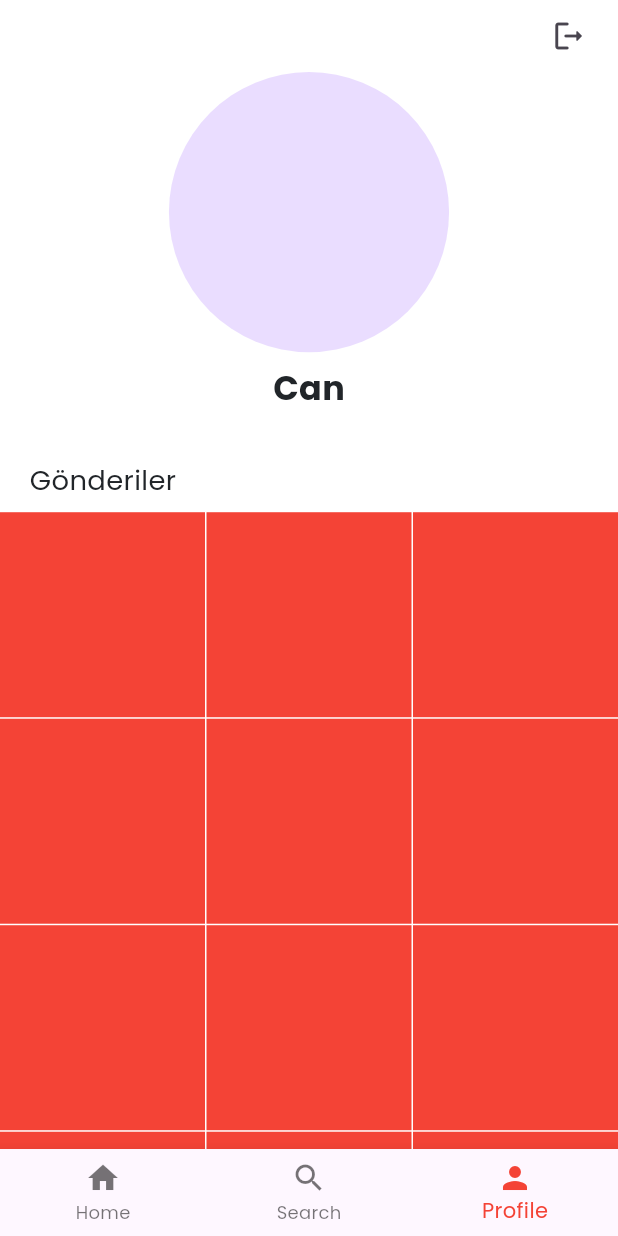
After one commit to canvosk/basic-social-media-app, a Flutter app: the ManagementPage screen opened by its route, item 3 of the bottom bar chosen, on a phone screen of 412 x 824 dp. The commit adds this screen. Run offline on Flutter 3.47's test engine with Material 3 defaults, Android fonts, the phone set to English and light mode, and no system bars; our stand-ins replace bloc, cloud_firestore, email_validator, equatable, firebase_auth, firebase_core and 7 more; accounts and stored records are empty; generated files the repository leaves out were written again.

Commit message:
profile page design complated

```diff
--- a/lib/config/theme/text_styles.dart
+++ b/lib/config/theme/text_styles.dart
@@ -4,6 +4,12 @@ import 'package:flutter_screenutil/flutter_screenutil.dart';
 
 TextStyle headingText(Color color) => TextStyle(
   fontSize: 32.sp,
+  color: color,
+  fontWeight: FontWeight.bold,
+);
+
+TextStyle nameText(Color color) => TextStyle(
+  fontSize: 22.sp,
   color: color,
   fontWeight: FontWeight.bold,
 );
--- a/lib/features/basic_social_media_bloc/presentation/pages/management_page/management_page.dart
+++ b/lib/features/basic_social_media_bloc/presentation/pages/management_page/management_page.dart
@@ -21,12 +21,7 @@ class ManagementPage extends StatelessWidget {
       child: Scaffold(
         body: SafeArea(
           child: BlocBuilder<ManagementPageBloc, ManagementPageState>(
-            key: UniqueKey(),
-            buildWhen: (previousState, currentState) {
-              debugPrint("Previous: $previousState");
-              debugPrint("Current: $currentState");
-              return currentState is CurrentPageChanged;
-            },
+
             builder: (context, state) {
               debugPrint(state.toString());
               if (state is CurrentPageChanged) {
--- /dev/null
+++ b/lib/features/basic_social_media_bloc/presentation/pages/profile_page/profile_page.dart
@@ -0,0 +1,71 @@
+import 'package:basic_social_media_app/config/theme/colors.dart';
+import 'package:basic_social_media_app/config/theme/text_styles.dart';
+import 'package:flutter/material.dart';
+import 'package:flutter_screenutil/flutter_screenutil.dart';
+
+class ProfilePage extends StatelessWidget {
+  const ProfilePage({super.key});
+
+  @override
+  Widget build(BuildContext context) {
+    return SingleChildScrollView(
+      child: SizedBox(
+        width: MediaQuery.of(context).size.width,
+        height: MediaQuery.of(context).size.height,
+        child: Column(
+          crossAxisAlignment: CrossAxisAlignment.center,
+          children: [
+            Column(
+              children: [
+                CircleAvatar(
+                  radius: 85.w,
+                ),
+                SizedBox(
+                  height: 8.h,
+                ),
+                Text(
+                  "Can",
+                  style: nameText(golbat140),
+                ),
+              ],
+            ),
+            SizedBox(
+              height: 24.h,
+            ),
+            Expanded(
+              child: Column(
+                crossAxisAlignment: CrossAxisAlignment.start,
+                children: [
+                  Padding(
+                    padding:
+                        EdgeInsets.symmetric(horizontal: 18.w, vertical: 8.h),
+                    child: Text(
+                      "Gönderiler",
+                      style: bodyXLargeText(golbat140),
+                    ),
+                  ),
+                  Expanded(
+                    child: GridView.builder(
+                        gridDelegate:
+                            const SliverGridDelegateWithFixedCrossAxisCount(
+                          crossAxisCount: 3, // number of items in each row
+                          mainAxisSpacing: 1.0, // spacing between rows
+                          crossAxisSpacing: 1.0, // spacing between columns
+                        ),
+                        itemCount: 15,
+                        shrinkWrap: true,
+                        itemBuilder: (context, index) {
+                          return Container(
+                            color: Colors.red,
+                          );
+                        }),
+                  )
+                ],
+              ),
+            ),
+          ],
+        ),
+      ),
+    );
+  }
+}
--- a/lib/features/basic_social_media_bloc/presentation/widgets/my_navigation_bar.dart
+++ b/lib/features/basic_social_media_bloc/presentation/widgets/my_navigation_bar.dart
@@ -1,4 +1,5 @@
 import 'package:basic_social_media_app/features/basic_social_media_bloc/presentation/bloc/management_bloc/management_page_bloc.dart';
+import 'package:basic_social_media_app/features/basic_social_media_bloc/presentation/pages/profile_page/profile_page.dart';
 import 'package:flutter/material.dart';
 import 'package:flutter_bloc/flutter_bloc.dart';
 
@@ -15,16 +16,20 @@ class MyBottomNavigationBar extends StatelessWidget {
           return BottomNavigationBar(
             currentIndex: state.index,
             onTap: (i) {
+              Widget content = i == 0
+                  ? Container(
+                      color: Colors.blue,
+                    )
+                  : i == 1
+                      ? Container(
+                          color: Colors.red,
+                        )
+                      : const ProfilePage();
+
               context.read<ManagementPageBloc>().add(
                     ChangeSelectedPage(
                       i,
-                      Container(
-                        color: i == 0
-                            ? Colors.blue
-                            : i == 1
-                                ? Colors.red
-                                : Colors.black,
-                      ),
+                      content,
                     ),
                   );
             },
```
